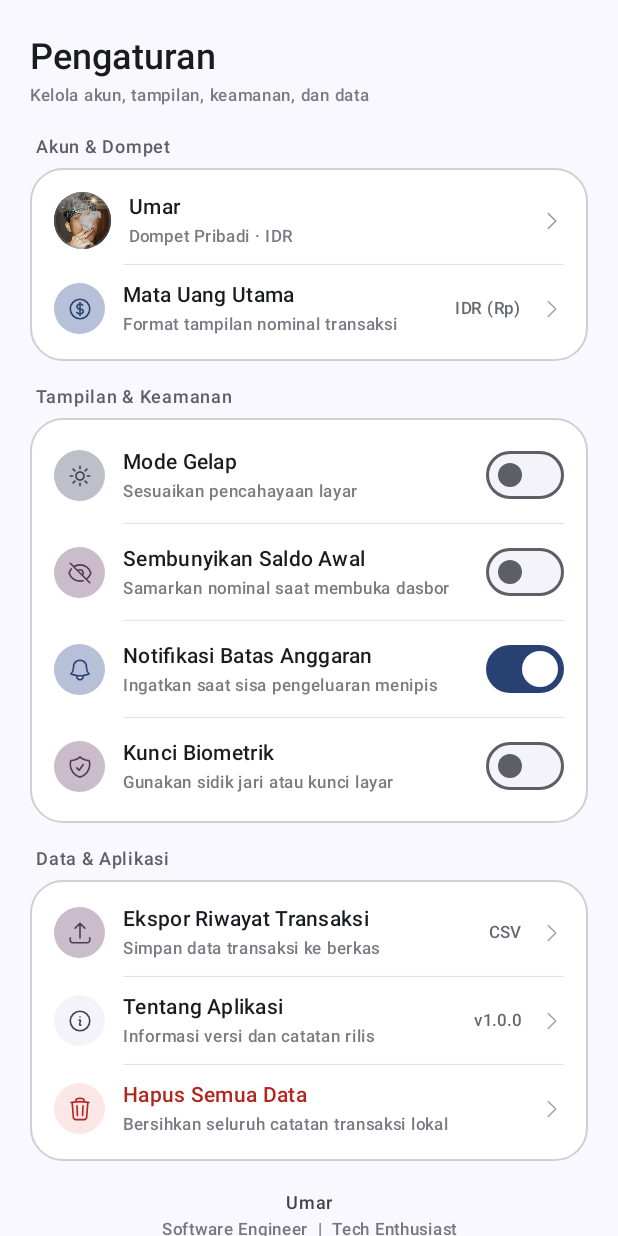
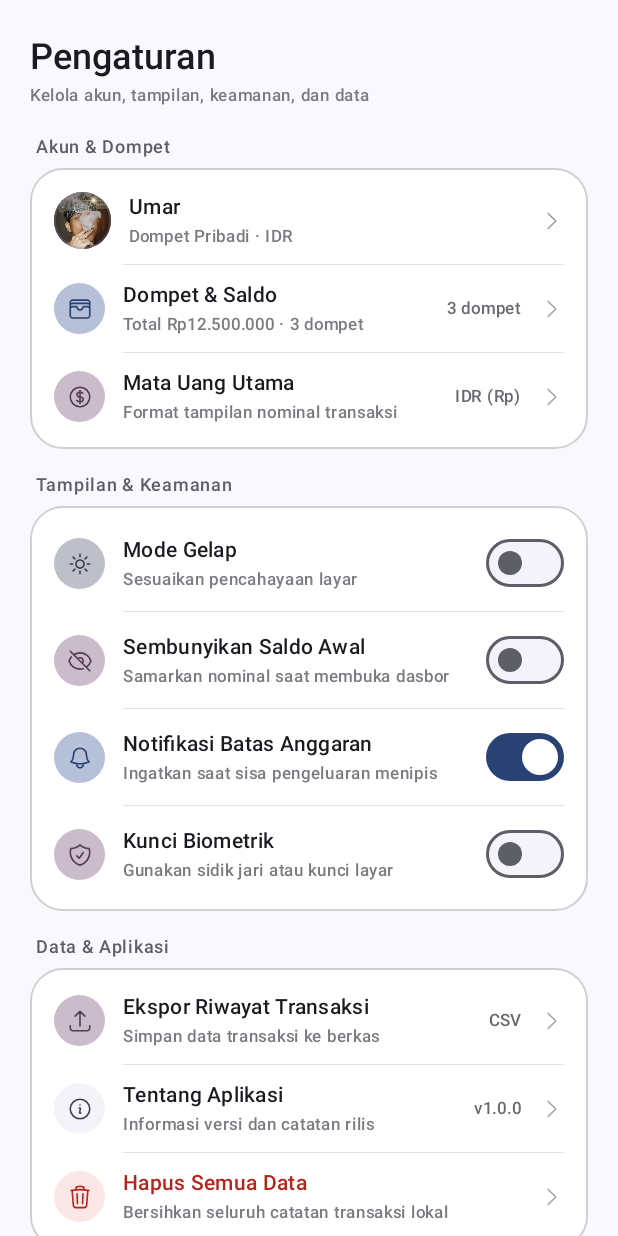
Before and after one commit to umardev500/compose-expense-tracker, an Android app built with Jetpack Compose: the composable SettingContent shown on its own in the app's theme, on a phone screen of 412 x 824 dp. Run offline under Robolectric (Android 15) with nearby library versions, the phone set to English and light mode, and no system bars.

Commit message:
add wallet menu

```diff
--- a/app/src/main/java/com/umar/expensetracker/feature/setting/presentation/ScreenContent.kt
+++ b/app/src/main/java/com/umar/expensetracker/feature/setting/presentation/ScreenContent.kt
@@ -54,6 +54,8 @@ import com.umar.expensetracker.ui.icon.HeroIcons
 data class SettingUiState(
     val userName: String = "Umar",
     val userSubtitle: String = "Dompet Pribadi · IDR",
+    val walletCount: Int = 3,
+    val totalWalletBalanceText: String = "Rp12.500.000",
     val currencyCode: String = "IDR (Rp)",
     val isDarkTheme: Boolean = false,
     val isHideBalanceByDefault: Boolean = false,
@@ -67,6 +69,7 @@ fun SettingContent(
     uiState: SettingUiState = SettingUiState(),
     modifier: Modifier = Modifier,
     onEditProfileClick: () -> Unit = {},
+    onWalletsClick: () -> Unit = {},
     onCurrencyClick: () -> Unit = {},
     onToggleDarkTheme: (Boolean) -> Unit = {},
     onToggleHideBalanceByDefault: (Boolean) -> Unit = {},
@@ -96,12 +99,26 @@ fun SettingContent(
             )
             SettingDivider()
             SettingActionItem(
+                title = "Dompet & Saldo",
+                subtitle = if (uiState.isHideBalanceByDefault) {
+                    "Total ${uiState.walletCount} dompet · Disembunyikan"
+                } else {
+                    "Total ${uiState.totalWalletBalanceText} · ${uiState.walletCount} dompet"
+                },
+                valueText = "${uiState.walletCount} dompet",
+                icon = HeroIcons.Wallet,
+                iconTint = MaterialTheme.colorScheme.primary,
+                iconBg = MaterialTheme.colorScheme.primaryContainer.copy(alpha = 0.45f),
+                onClick = onWalletsClick
+            )
+            SettingDivider()
+            SettingActionItem(
                 title = "Mata Uang Utama",
                 subtitle = "Format tampilan nominal transaksi",
                 valueText = uiState.currencyCode,
                 icon = HeroIcons.CurrencyDollar,
-                iconTint = MaterialTheme.colorScheme.primary,
-                iconBg = MaterialTheme.colorScheme.primaryContainer.copy(alpha = 0.45f),
+                iconTint = MaterialTheme.colorScheme.tertiary,
+                iconBg = MaterialTheme.colorScheme.tertiaryContainer.copy(alpha = 0.45f),
                 onClick = onCurrencyClick
             )
         }
```
